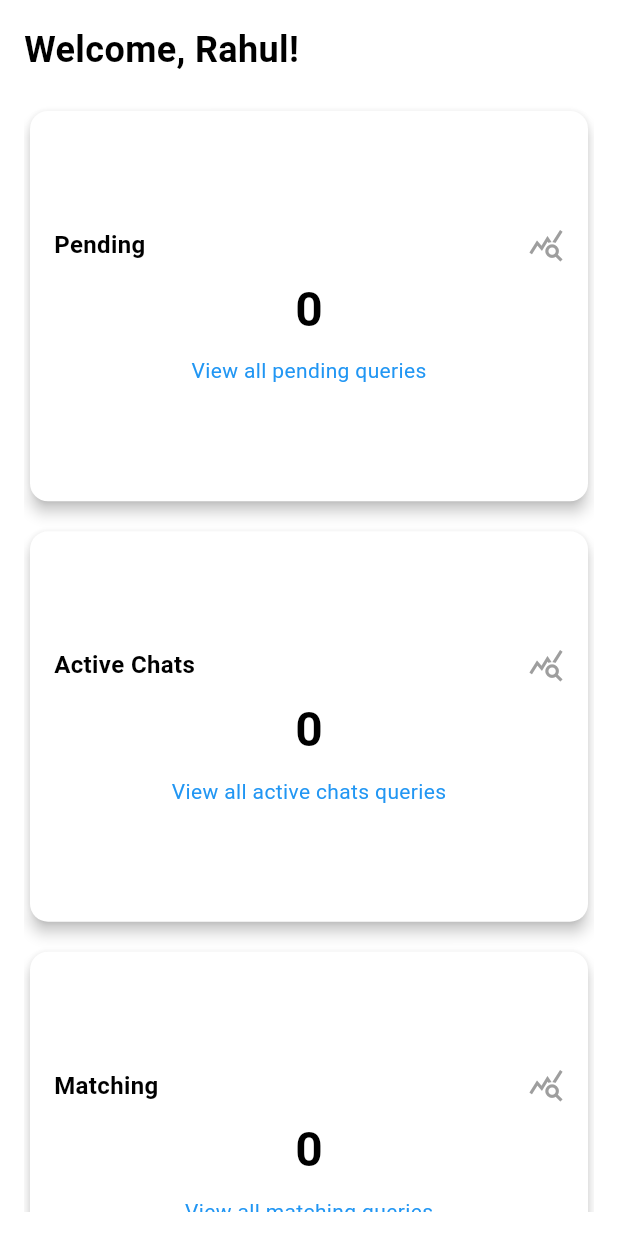
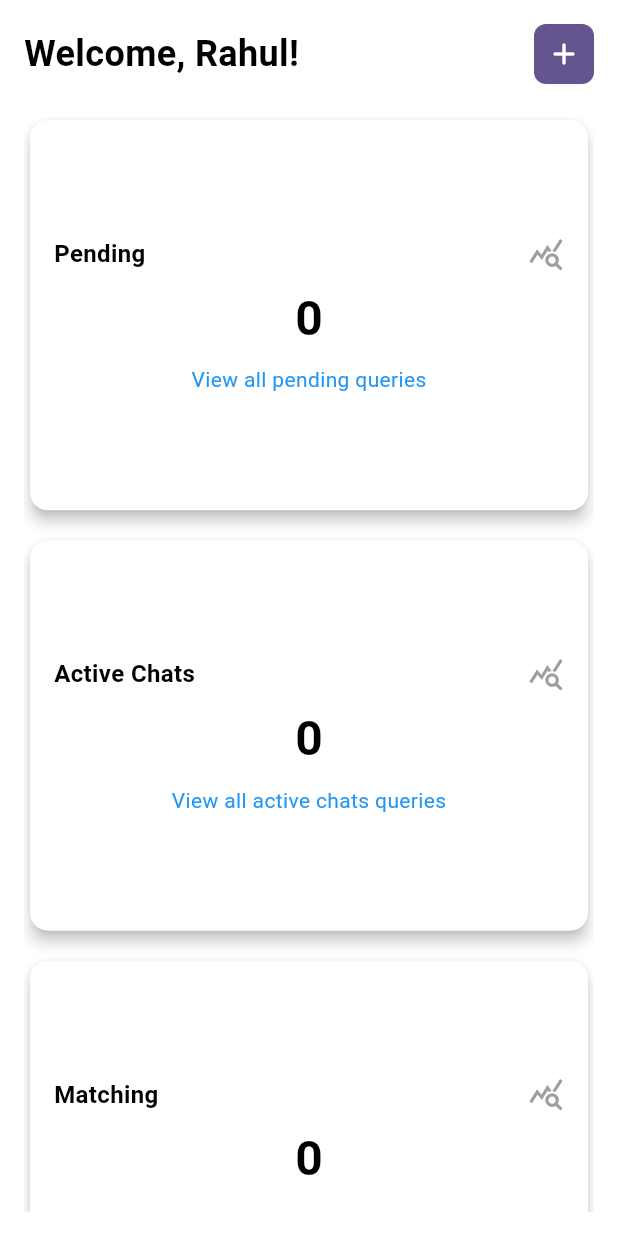
Before and after one commit to YashSonkar-PhD-CSE/mindchain_flutter, a Flutter app: the screen it shows after launch, on a phone screen of 412 x 824 dp. Run offline on Flutter 3.47's test engine with Material 3 defaults, Android fonts, the phone set to English and light mode, and no system bars; our stand-ins replace flutter_riverpod.

Commit message:
Added an adaptive button widget

```diff
--- a/lib/main.dart
+++ b/lib/main.dart
@@ -19,7 +19,7 @@ class MyApp extends StatelessWidget {
       themeMode: ThemeMode.dark,
       darkTheme: darkTheme,
       debugShowCheckedModeBanner: false,
-      home: const HomeScreen(),
+      home: HomeScreen(),
     );
   }
 }
--- a/lib/presentation/screens/home_screen.dart
+++ b/lib/presentation/screens/home_screen.dart
@@ -4,6 +4,7 @@ import 'package:mindchain/data/models/query_model.dart';
 import 'package:mindchain/data/models/user_stats.dart';
 import 'package:mindchain/data/providers/user_provider.dart';
 import 'package:mindchain/data/repositories/query_repository.dart';
+import 'package:mindchain/presentation/widgets/button.dart';
 
 final queryListProvider = FutureProvider<List<QueryModel>>((ref) async {
   final queryRepository = ref.watch(queryRepositoryProvider);
@@ -11,12 +12,13 @@ final queryListProvider = FutureProvider<List<QueryModel>>((ref) async {
 });
 
 class HomeScreen extends ConsumerWidget {
-  const HomeScreen({super.key});
-
+  HomeScreen({super.key});
+  ColorScheme? colorScheme;
   @override
   Widget build(BuildContext context, WidgetRef ref) {
     final userState = ref.watch(userProvider);
     final userStats = userState.userStats.toList();
+    colorScheme = Theme.of(context).colorScheme;
     return Scaffold(
       body: Padding(
         padding: const EdgeInsets.all(16.0),
@@ -24,12 +26,21 @@ class HomeScreen extends ConsumerWidget {
           child: Column(
             crossAxisAlignment: CrossAxisAlignment.start,
             children: [
-              Text(
-                "Welcome, ${userState.username.split(" ").firstOrNull ?? "User"}!",
-                style: TextStyle(fontSize: 24, fontWeight: FontWeight.bold),
+              Row(
+                mainAxisAlignment: MainAxisAlignment.spaceBetween,
+                children: [
+                  Text(
+                    "Welcome, ${userState.username.split(" ").firstOrNull ?? "User"}!",
+                    style: TextStyle(fontSize: 24, fontWeight: FontWeight.bold),
+                  ),
+                  AdaptiveButton(
+                    icon: Icons.add_rounded,
+                    label: "New Query",
+                    onPressed: () {},
+                  ),
+                ],
               ),
               const SizedBox(height: 20),
-              // SizedBox(height: 200.0, child: UserStatsGrid()),
               _buildStatsGrid(userStats),
               const SizedBox(height: 20),
               const Text(
@@ -107,8 +118,20 @@ class HomeScreen extends ConsumerWidget {
   }
 
   Widget _buildAnalyticsCard() {
-    return Card(
-      elevation: 4,
+    return Container(
+      width: double.infinity,
+      decoration: BoxDecoration(
+        color: colorScheme?.surface ?? Colors.grey,
+        borderRadius: BorderRadius.circular(8),
+        boxShadow: [
+          BoxShadow(
+            color: Colors.grey,
+            spreadRadius: 2,
+            blurRadius: 5,
+            offset: const Offset(0, 3), // changes position of shadow
+          ),
+        ],
+      ),
       child: Padding(
         padding: const EdgeInsets.all(16.0),
         child: Column(
--- /dev/null
+++ b/lib/presentation/widgets/button.dart
@@ -0,0 +1,48 @@
+import 'package:flutter/material.dart';
+
+class AdaptiveButton extends StatelessWidget {
+  final IconData icon;
+  final String label;
+  final VoidCallback? onPressed;
+  final Color? buttonColor;
+  final Color? contentColor;
+  const AdaptiveButton({
+    super.key,
+    required this.icon,
+    required this.label,
+    this.buttonColor,
+    this.contentColor,
+    required this.onPressed,
+  });
+
+  @override
+  Widget build(BuildContext context) {
+    return Container(
+      decoration: BoxDecoration(
+        color: buttonColor ?? Theme.of(context).colorScheme.primary,
+        borderRadius: BorderRadius.circular(8),
+      ),
+      padding: EdgeInsets.all(8.0),
+      child: Row(
+        mainAxisAlignment: MainAxisAlignment.spaceAround,
+        children: [
+          Icon(
+            icon,
+            color: contentColor ?? Theme.of(context).colorScheme.onPrimary,
+          ),
+          MediaQuery.of(context).size.width > 600
+              ? Text(
+                label,
+                style: TextStyle(
+                  color:
+                      contentColor ?? Theme.of(context).colorScheme.onPrimary,
+                  fontSize: 16,
+                  fontWeight: FontWeight.w500,
+                ),
+              )
+              : Container(),
+        ],
+      ),
+    );
+  }
+}
--- a/pubspec.yaml
+++ b/pubspec.yaml
@@ -36,6 +36,7 @@ dependencies:
   cupertino_icons: ^1.0.8
   flutter_riverpod: ^2.6.1
   riverpod_annotation: ^2.6.1
+  window_size: ^0.1.0
 
 dev_dependencies:
   flutter_test:
```
Also changed, not shown: pubspec.lock, 5 other files.
